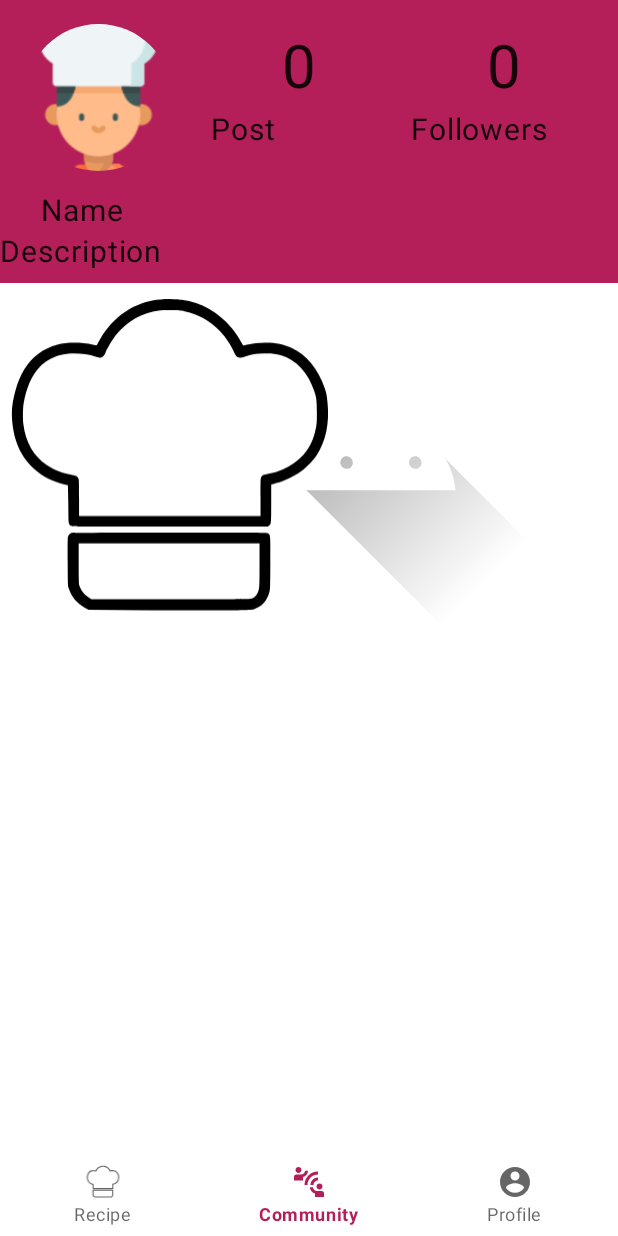
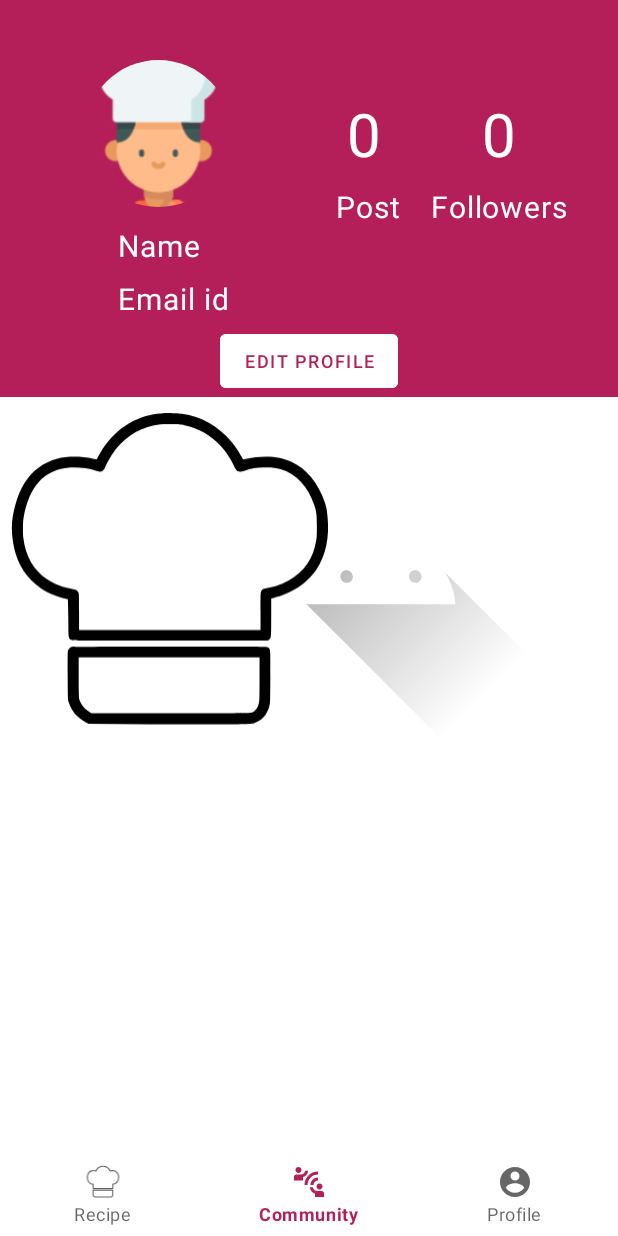
Before and after one commit to app-src/EzyBites, an Android app: the fragment ProfileFragment placed in its activity, on a phone screen of 412 x 824 dp. Run offline under Robolectric (Android 15) with nearby library versions, the phone set to English and light mode, and no system bars; our stand-ins replace CircleImageView.

Commit message:
profile page done

```diff
--- a/app/src/main/java/io/github/ashishthehulk/ezybites/MainActivity.java
+++ b/app/src/main/java/io/github/ashishthehulk/ezybites/MainActivity.java
@@ -97,4 +97,6 @@ public class MainActivity extends AppCompatActivity {
     }
 
 
+
+
 }
--- a/app/src/main/java/io/github/ashishthehulk/ezybites/Repository/Repo.java
+++ /dev/null
@@ -1,5 +0,0 @@
-package io.github.ashishthehulk.ezybites.Repository;
-
-public class Repo {
-
-}
--- /dev/null
+++ b/app/src/main/java/io/github/ashishthehulk/ezybites/Repository/Repo.kt
@@ -0,0 +1,8 @@
+package io.github.ashishthehulk.ezybites.Repository
+
+
+
+class Repo {
+
+
+}
--- /dev/null
+++ b/app/src/main/res/drawable/edit_profile_info.xml
@@ -0,0 +1,10 @@
+<vector xmlns:android="http://schemas.android.com/apk/res/android"
+    android:width="24dp"
+    android:height="24dp"
+    android:viewportWidth="24"
+    android:viewportHeight="24"
+    android:tint="?attr/colorControlNormal">
+  <path
+      android:fillColor="@android:color/white"
+      android:pathData="M3,17.25V21h3.75L17.81,9.94l-3.75,-3.75L3,17.25zM20.71,7.04c0.39,-0.39 0.39,-1.02 0,-1.41l-2.34,-2.34c-0.39,-0.39 -1.02,-0.39 -1.41,0l-1.83,1.83 3.75,3.75 1.83,-1.83z"/>
+</vector>
--- a/app/src/main/res/layout/activity_splash.xml
+++ b/app/src/main/res/layout/activity_splash.xml
@@ -9,7 +9,7 @@
     <ImageView
         android:layout_width="wrap_content"
         android:layout_height="wrap_content"
-        android:src="@drawable/ezybite"
+        android:src="@drawable/ezybitelogo"
         app:layout_constraintBottom_toBottomOf="parent"
         app:layout_constraintEnd_toEndOf="parent"
         app:layout_constraintStart_toStartOf="parent"
--- a/app/src/main/res/layout/fragment_profile.xml
+++ b/app/src/main/res/layout/fragment_profile.xml
@@ -12,10 +12,10 @@
         android:id="@+id/circleImageView"
         android:layout_width="115dp"
         android:layout_height="98dp"
-        android:layout_marginStart="8dp"
-        android:layout_marginTop="16dp"
+        android:layout_marginStart="48dp"
+        android:layout_marginTop="40dp"
+        android:scaleType="centerCrop"
         android:src="@drawable/chef"
-        app:layout_constraintEnd_toStartOf="@+id/textView2"
         app:layout_constraintStart_toStartOf="parent"
         app:layout_constraintTop_toTopOf="parent"
         tools:ignore="MissingClass" />
@@ -25,97 +25,106 @@
         style="@style/TextAppearance.Material3.BodyLarge"
         android:layout_width="wrap_content"
         android:layout_height="wrap_content"
-        android:layout_marginTop="2dp"
-        android:layout_marginEnd="73dp"
+        android:layout_marginTop="8dp"
         android:text="@string/post"
+        android:textColor="@color/white"
         android:textSize="20sp"
-        app:layout_constraintEnd_toStartOf="@+id/textView76"
-        app:layout_constraintStart_toEndOf="@+id/circleImageView"
+        app:layout_constraintEnd_toEndOf="@+id/noOfPost"
+        app:layout_constraintHorizontal_bias="0.368"
+        app:layout_constraintStart_toStartOf="@+id/noOfPost"
         app:layout_constraintTop_toBottomOf="@+id/noOfPost" />
 
     <TextView
+        android:textColor="@color/white"
         android:id="@+id/noOfPost"
         style="@style/TextAppearance.Material3.BodyLarge"
         android:layout_width="wrap_content"
         android:layout_height="wrap_content"
-        android:layout_marginStart="67dp"
-        android:layout_marginTop="16dp"
-        android:layout_marginEnd="114dp"
-        android:layout_marginBottom="2dp"
         android:text="@string/_0"
         android:textSize="40sp"
-        app:layout_constraintBottom_toTopOf="@+id/textView2"
+        app:layout_constraintBottom_toBottomOf="@+id/circleImageView"
         app:layout_constraintEnd_toStartOf="@+id/noOfFollowers"
+        app:layout_constraintHorizontal_bias="0.341"
         app:layout_constraintStart_toEndOf="@+id/circleImageView"
-        app:layout_constraintTop_toTopOf="parent" />
+        app:layout_constraintTop_toTopOf="@+id/circleImageView" />
 
     <TextView
+        android:textColor="@color/white"
         android:id="@+id/noOfFollowers"
         style="@style/TextAppearance.Material3.BodyLarge"
         android:layout_width="wrap_content"
         android:layout_height="wrap_content"
-        android:layout_marginTop="16dp"
-        android:layout_marginEnd="67dp"
-        android:layout_marginBottom="2dp"
         android:text="@string/_0"
         android:textSize="40sp"
-        app:layout_constraintBottom_toTopOf="@+id/textView76"
+        app:layout_constraintBottom_toBottomOf="@+id/noOfPost"
         app:layout_constraintEnd_toEndOf="parent"
         app:layout_constraintStart_toEndOf="@+id/noOfPost"
-        app:layout_constraintTop_toTopOf="parent" />
+        app:layout_constraintTop_toTopOf="@+id/noOfPost" />
 
     <TextView
         android:id="@+id/textView76"
         style="@style/TextAppearance.Material3.BodyLarge"
         android:layout_width="wrap_content"
         android:layout_height="wrap_content"
-        android:layout_marginTop="2dp"
-        android:layout_marginEnd="29dp"
         android:text="@string/followers"
+        android:textColor="@color/white"
         android:textSize="20sp"
-        app:layout_constraintEnd_toEndOf="parent"
-        app:layout_constraintStart_toEndOf="@+id/textView2"
-        app:layout_constraintTop_toBottomOf="@+id/noOfFollowers" />
-
+        app:layout_constraintBottom_toBottomOf="@+id/textView2"
+        app:layout_constraintEnd_toEndOf="@+id/noOfFollowers"
+        app:layout_constraintStart_toStartOf="@+id/noOfFollowers"
+        app:layout_constraintTop_toTopOf="@+id/textView2" />
 
     <TextView
         android:id="@+id/name"
         style="@style/TextAppearance.Material3.BodyLarge"
         android:layout_width="wrap_content"
         android:layout_height="wrap_content"
-        android:layout_marginStart="27dp"
         android:layout_marginTop="12dp"
-        android:layout_marginEnd="328dp"
         android:text="@string/name"
+        android:textColor="@color/white"
         android:textSize="20sp"
-        app:layout_constraintStart_toStartOf="parent"
+
+        app:layout_constraintEnd_toEndOf="@+id/circleImageView"
+        app:layout_constraintStart_toStartOf="@+id/circleImageView"
         app:layout_constraintTop_toBottomOf="@+id/circleImageView" />
 
     <TextView
         android:id="@+id/desp"
         style="@style/TextAppearance.Material3.BodyLarge"
-        android:layout_width="match_parent"
-        android:layout_height="wrap_content"
-        android:layout_marginBottom="30dp"
-        android:text="@string/description"
+        android:layout_width="120dp"
+        android:layout_height="31dp"
+        android:layout_marginTop="8dp"
+        android:text="@string/email"
+        android:textColor="@color/white"
         android:textSize="20sp"
-        app:layout_constraintStart_toStartOf="parent"
+        app:layout_constraintStart_toStartOf="@+id/name"
         app:layout_constraintTop_toBottomOf="@+id/name" />
 
     <GridView
         android:id="@+id/Posts"
         android:layout_width="match_parent"
         android:layout_height="0dp"
-        android:layout_marginTop="8dp"
         android:background="@color/white"
-
-
         android:horizontalSpacing="10dp"
         android:numColumns="3"
         android:stretchMode="columnWidth"
         android:verticalSpacing="10dp"
         app:layout_constraintBottom_toBottomOf="parent"
         app:layout_constraintEnd_toEndOf="parent"
+        app:layout_constraintHorizontal_bias="1.0"
+        app:layout_constraintStart_toStartOf="parent"
+        app:layout_constraintTop_toBottomOf="@+id/button"
+        app:layout_constraintVertical_bias="0.0" />
+
+    <Button
+        android:id="@+id/button"
+        android:layout_width="wrap_content"
+        android:layout_height="wrap_content"
+        android:backgroundTint="@color/white"
+        android:text="EDIT PROFILE"
+        android:textColor="@color/themeColor"
+        android:textSize="12sp"
+        app:layout_constraintEnd_toEndOf="parent"
         app:layout_constraintStart_toStartOf="parent"
         app:layout_constraintTop_toBottomOf="@+id/desp" />
 
--- a/app/src/main/res/values/strings.xml
+++ b/app/src/main/res/values/strings.xml
@@ -9,5 +9,5 @@
     <string name="order_dish">This is the dish that you are going to order.</string>
     <string name="veg_or_nonveg">Veg or Non Veg.</string>
     <string name="name">Name</string>
-    <string name="description">Description</string>
+    <string name="email">Email id</string>
 </resources>
```
Also changed, not shown: app/src/main/res/drawable/ezyBite.png (deleted), app/src/main/res/drawable/ezybitelogo.png.
